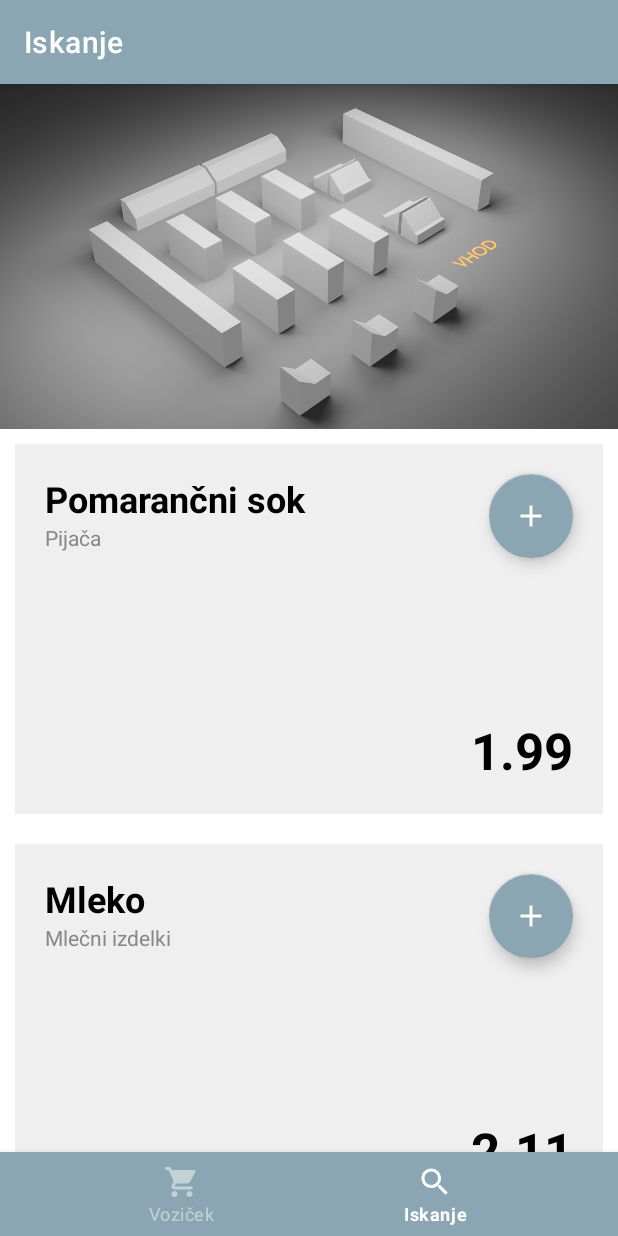
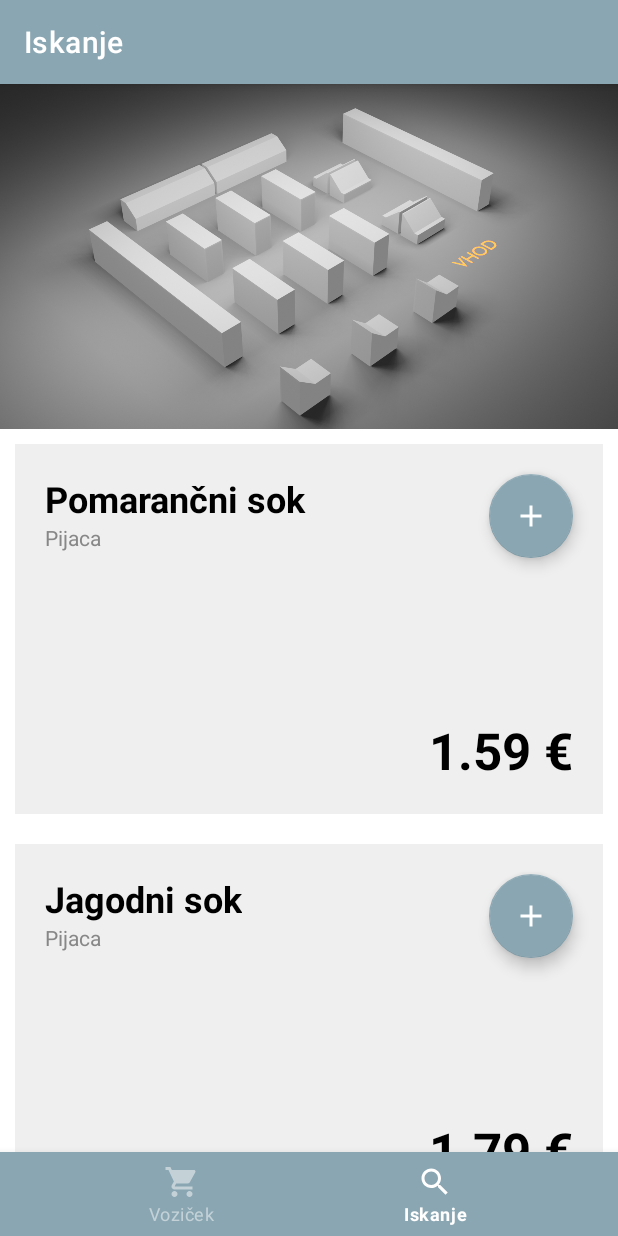
Before and after one commit to Prezely/FajndItApp, an Android app: the screen it shows after launch (MainActivity), item 2 of the bottom bar chosen, on a phone screen of 412 x 824 dp. Run offline under Robolectric (Android 15) with nearby library versions, the phone set to English and light mode, and no system bars; our stand-ins replace navigation-ui.

Commit message:
cene delujejo

```diff
--- a/app/build.gradle
+++ b/app/build.gradle
@@ -41,6 +41,7 @@ dependencies {
     implementation 'androidx.navigation:navigation-fragment:2.4.2'
     implementation 'androidx.navigation:navigation-ui:2.4.2'
     implementation 'com.google.code.gson:gson:2.8.2'
+    implementation 'com.google.android.gms:play-services-basement:17.6.0'
     testImplementation 'junit:junit:4.13.2'
     androidTestImplementation 'androidx.test.ext:junit:1.1.3'
     androidTestImplementation 'androidx.test.espresso:espresso-core:3.4.0'
--- a/app/src/main/java/si/uni_lj/fe/tnuv/fajnditapp/IskanjeFragment.java
+++ b/app/src/main/java/si/uni_lj/fe/tnuv/fajnditapp/IskanjeFragment.java
@@ -4,6 +4,10 @@ import android.os.Bundle;
 import android.view.LayoutInflater;
 import android.view.View;
 import android.view.ViewGroup;
+import android.widget.TextView;
+
+import static si.uni_lj.fe.tnuv.fajnditapp.Izbrani_izdelki.izbrani;
+import static si.uni_lj.fe.tnuv.fajnditapp.Podatki_izdelki.cenaVozicka;
 
 import androidx.annotation.Nullable;
 import androidx.fragment.app.Fragment;
@@ -15,11 +19,14 @@ import si.uni_lj.fe.tnuv.fajnditapp.databinding.FragmentIskanjeBinding;
 public class IskanjeFragment extends Fragment {
 
     private FragmentIskanjeBinding binding;
-
+    private TextView skupaj;
 
     public View onCreateView(LayoutInflater inflater, @Nullable ViewGroup container, Bundle savedInstanceState) {
 
         View view = inflater.inflate(R.layout.fragment_iskanje, container, false);
+
+        skupaj = (TextView) view.findViewById(R.id.skupnaCena);
+        skupaj.setText(String.valueOf((float) cenaVozicka/100) + " €");
 
         RecyclerView recyclerView = (RecyclerView) view.findViewById(R.id.recycleView2);
 
--- a/app/src/main/java/si/uni_lj/fe/tnuv/fajnditapp/ListAdapter.java
+++ b/app/src/main/java/si/uni_lj/fe/tnuv/fajnditapp/ListAdapter.java
@@ -1,6 +1,10 @@
 package si.uni_lj.fe.tnuv.fajnditapp;
 
 import static si.uni_lj.fe.tnuv.fajnditapp.Izbrani_izdelki.izbrani;
+import static si.uni_lj.fe.tnuv.fajnditapp.Podatki_izdelki.podatki;
+import static si.uni_lj.fe.tnuv.fajnditapp.Podatki_izdelki.cenaVozicka;
+
+
 
 import android.content.Context;
 import android.view.LayoutInflater;
@@ -30,7 +34,7 @@ public class ListAdapter extends RecyclerView.Adapter {
 
     @Override
     public int getItemCount() {
-        return Podatki.id.length;
+        return podatki.size();
     }
 
     private class ListViewHolder extends RecyclerView.ViewHolder implements View.OnClickListener {
@@ -55,12 +59,16 @@ public class ListAdapter extends RecyclerView.Adapter {
                 @Override
                 public void onClick(View view) {
 
+                    int ix = indeks(podatki, ime.getText().toString());
+
                     if (izbrani.size() == 0) {
-                        izbrani.add(new Izbrani_izdelki(id.getText().toString(), ime.getText().toString(), 1, Float.valueOf(cena.getText().toString())));
+                        izbrani.add(new Izbrani_izdelki(podatki.get(ix).getId(), podatki.get(ix).getIme(), 1, podatki.get(ix).getCena(), podatki.get(ix).getCena()));
+                        cenaVozicka = cenaVozicka + podatki.get(ix).getCena();
                     }
                     else {
                         if (!vSeznamu(izbrani, ime.getText().toString())) {
-                            izbrani.add(new Izbrani_izdelki(id.getText().toString(), ime.getText().toString(), 1, Float.valueOf(cena.getText().toString())));
+                            izbrani.add(new Izbrani_izdelki(podatki.get(ix).getId(), podatki.get(ix).getIme(), 1, podatki.get(ix).getCena(), podatki.get(ix).getCena()));
+                            cenaVozicka = cenaVozicka + podatki.get(ix).getCena();
                         }
                         else {
                             Toast.makeText(MainActivity.getAppContext(), ime.getText().toString() + " je že v seznamu", Toast.LENGTH_SHORT).show();
@@ -71,11 +79,11 @@ public class ListAdapter extends RecyclerView.Adapter {
         }
 
         public void bindView(int position) {
-            id.setText(Podatki.id[position]);
-            ime.setText(Podatki.ime[position]);
-            kategorija.setText(Podatki.kategorija[position]);
-            cena.setText(Podatki.cena[position]);
-            slika.setText(Podatki.slika[position]);
+            id.setText(podatki.get(position).getId());
+            ime.setText(podatki.get(position).getIme());
+            kategorija.setText(podatki.get(position).getKategorija());
+            cena.setText(String.valueOf((float) podatki.get(position).getCena()/100) + " €");
+            slika.setText("111");
         }
 
         public void onClick(View view) {
@@ -96,6 +104,18 @@ public class ListAdapter extends RecyclerView.Adapter {
                 return true;
             }
             return false;
+
+        }
+
+        public int indeks(List<Podatki_izdelki> podatki, String ime) {
+            for (int i = 0; i < podatki.size(); i++) {
+                if (podatki.get(i).getIme().equals(ime)) {
+                    return i;
+                }
+            }
+            return 0;
         }
     }
+
+
 }
--- a/app/src/main/java/si/uni_lj/fe/tnuv/fajnditapp/MainActivity.java
+++ b/app/src/main/java/si/uni_lj/fe/tnuv/fajnditapp/MainActivity.java
@@ -15,9 +15,15 @@ import androidx.navigation.Navigation;
 import androidx.navigation.ui.AppBarConfiguration;
 import androidx.navigation.ui.NavigationUI;
 
+import static si.uni_lj.fe.tnuv.fajnditapp.Podatki_izdelki.podatki;
+
+import java.util.ArrayList;
+import java.util.List;
+
 import si.uni_lj.fe.tnuv.fajnditapp.databinding.ActivityMainBinding;
 
 public class MainActivity extends AppCompatActivity {
+
 
     private ActivityMainBinding binding;
 
@@ -25,6 +31,14 @@ public class MainActivity extends AppCompatActivity {
 
     @Override
     protected void onCreate(Bundle savedInstanceState) {
+
+        podatki.add(new Podatki_izdelki("0", "Pomarančni sok", "Pijaca", 159));
+        podatki.add(new Podatki_izdelki("1", "Jagodni sok", "Pijaca", 179));
+        podatki.add(new Podatki_izdelki("2", "Jabolčni sok", "Pijaca", 199));
+        podatki.add(new Podatki_izdelki("3", "Alpsko mleko 1,5", "Mleko, jajca in mlečni izdelki", 169));
+        podatki.add(new Podatki_izdelki("4", "Riževo mleko", "Mleko, jajca in mlečni izdelki", 215));
+
+
         super.onCreate(savedInstanceState);
 
         MainActivity.context = getApplicationContext();
--- a/app/src/main/java/si/uni_lj/fe/tnuv/fajnditapp/Podatki.java
+++ b/app/src/main/java/si/uni_lj/fe/tnuv/fajnditapp/Podatki.java
@@ -24,10 +24,10 @@ public class Podatki {
     };
 
     public static String[] cena = new String[] {
-            "1.99",
-            "2.11",
-            "3.55",
-            "2.46"
+            "199",
+            "211",
+            "355",
+            "246"
     };
 
     public static String[] slika = new String[] {
--- a/app/src/main/java/si/uni_lj/fe/tnuv/fajnditapp/Podatki_izdelki.java
+++ b/app/src/main/java/si/uni_lj/fe/tnuv/fajnditapp/Podatki_izdelki.java
@@ -1,5 +1,38 @@
 package si.uni_lj.fe.tnuv.fajnditapp;
+
+import java.util.ArrayList;
+import java.util.Arrays;
+import java.util.List;
 
 public class Podatki_izdelki {
 
+    public static List<Podatki_izdelki> podatki = new ArrayList<>();
+
+    public static int cenaVozicka = 0;
+
+    private String uid;
+    private String uime;
+    private String ukategorija;
+    private int ucena;
+
+
+    public Podatki_izdelki(String id, String ime, String kategorija, int cena) {
+        uid = id;
+        uime = ime;
+        ukategorija = kategorija;
+        ucena = cena;
+    }
+
+    public void setId(String id) { uid = id; }
+    public String getId() { return uid; }
+
+    public void setIme(String ime) { uime = ime; }
+    public String getIme() { return uime; }
+
+    public void setKategorija(String kategorija) { ukategorija = kategorija; }
+    public String getKategorija() { return ukategorija; }
+
+    public void setCena(int cena) { ucena = cena; }
+    public int getCena() { return ucena; }
+
 }
--- a/app/src/main/java/si/uni_lj/fe/tnuv/fajnditapp/VozicekFragment.java
+++ b/app/src/main/java/si/uni_lj/fe/tnuv/fajnditapp/VozicekFragment.java
@@ -4,6 +4,7 @@ import android.os.Bundle;
 import android.view.LayoutInflater;
 import android.view.View;
 import android.view.ViewGroup;
+import android.widget.TextView;
 
 import androidx.annotation.Nullable;
 import androidx.fragment.app.Fragment;
@@ -15,6 +16,7 @@ import si.uni_lj.fe.tnuv.fajnditapp.databinding.FragmentVozicekBinding;
 public class VozicekFragment extends Fragment {
 
     private FragmentVozicekBinding binding;
+
 
     public View onCreateView(LayoutInflater inflater, @Nullable ViewGroup container, Bundle savedInstanceState) {
 
--- a/app/src/main/res/values/colors.xml
+++ b/app/src/main/res/values/colors.xml
@@ -9,5 +9,6 @@
     <color name="white">#FFFFFFFF</color>
     <color name="sivomodra">#89A6B2</color>
     <color name="sivomodra2">#C4D2D8</color>
+    <color name="modra">#3F59AE</color>
 
 </resources>
```
Also changed, not shown: app/src/main/java/si/uni_lj/fe/tnuv/fajnditapp/IzbraniAdapter.java (+42 -1 lines), app/src/main/java/si/uni_lj/fe/tnuv/fajnditapp/Izbrani_izdelki.java (+9 -4 lines), app/src/main/res/layout/fragment_iskanje.xml (+39 -1 lines), app/src/main/res/layout/list_izbran.xml (+7 -4 lines), 1 other file.
